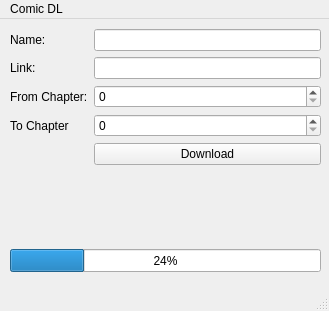
Above: comicdl.ui from mjbn/comicDl before the change. Below: the same form after it.
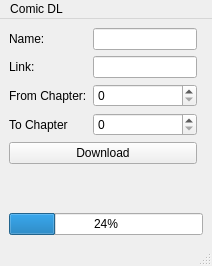
That is the form after the change.

Commit message: adding layouts to ui to make it responsive

```diff
--- a/comicdl.ui
+++ b/comicdl.ui
@@ -6,23 +6,16 @@
    <rect>
     <x>0</x>
     <y>0</y>
-    <width>329</width>
-    <height>311</height>
+    <width>212</width>
+    <height>266</height>
    </rect>
   </property>
   <property name="windowTitle">
    <string>MainWindow</string>
   </property>
   <widget class="QWidget" name="centralwidget">
-   <widget class="QWidget" name="formLayoutWidget">
-    <property name="geometry">
-     <rect>
-      <x>10</x>
-      <y>10</y>
-      <width>311</width>
-      <height>211</height>
-     </rect>
-    </property>
+   <layout class="QGridLayout" name="gridLayout">
+    <item row="0" column="0">
     <layout class="QFormLayout" name="formLayout">
      <item row="1" column="0">
       <widget class="QLabel" name="label">
@@ -51,13 +44,6 @@
        </property>
       </widget>
      </item>
-     <item row="4" column="1">
-      <widget class="QPushButton" name="pushButton">
-       <property name="text">
-        <string>Download</string>
-       </property>
-      </widget>
-     </item>
      <item row="3" column="1">
       <widget class="QSpinBox" name="toch"/>
      </item>
@@ -71,28 +57,30 @@
        </property>
       </widget>
      </item>
-    </layout>
-   </widget>
+      <item row="4" column="0" colspan="2">
+       <widget class="QPushButton" name="pushButton">
+        <property name="text">
+         <string>Download</string>
+        </property>
+       </widget>
+      </item>
+     </layout>
+    </item>
+    <item row="1" column="0" colspan="2">
    <widget class="QProgressBar" name="progressBar">
-    <property name="geometry">
-     <rect>
-      <x>10</x>
-      <y>230</y>
-      <width>311</width>
-      <height>23</height>
-     </rect>
-    </property>
     <property name="value">
      <number>24</number>
     </property>
    </widget>
+    </item>
+   </layout>
   </widget>
   <widget class="QMenuBar" name="menubar">
    <property name="geometry">
     <rect>
      <x>0</x>
      <y>0</y>
-     <width>329</width>
+     <width>212</width>
      <height>25</height>
     </rect>
    </property>
```
Lines whose indentation alone changed are shown as unchanged. The commit also changes 3 other files.
